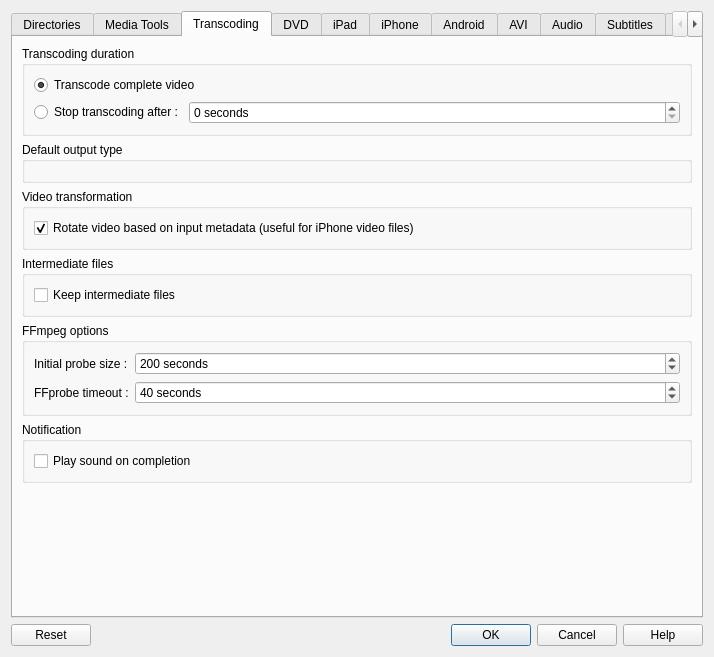
This is src/QtlMovie/QtlMovieEditSettings.ui in qtlmovie/qtlmovie as Qt 5 draws it before an edit. The edited form follows.
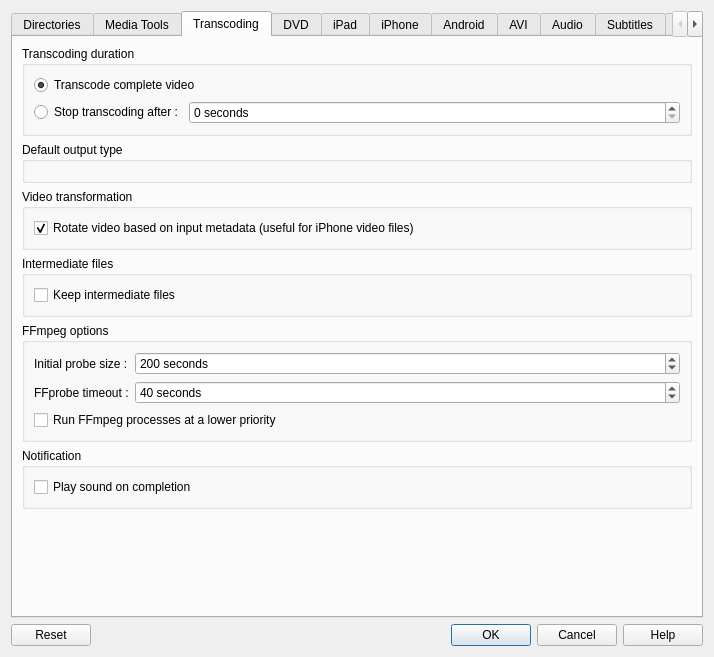
This is the edited form. The open tabs and pages were chosen to show the change. Icons and pictures are not drawn. Custom widgets are drawn as their Qt base class.

Commit message: Added an option to run FFmpeg processes at a lower priority.

```diff
--- a/src/QtlMovie/QtlMovieEditSettings.ui
+++ b/src/QtlMovie/QtlMovieEditSettings.ui
@@ -497,6 +497,13 @@
             </property>
            </widget>
           </item>
+          <item row="2" column="0" colspan="2">
+           <widget class="QCheckBox" name="checkBoxFFmpegLowPriority">
+            <property name="text">
+             <string>Run FFmpeg processes at a lower priority</string>
+            </property>
+           </widget>
+          </item>
          </layout>
         </widget>
        </item>
```
Left out of the diff: 26 changed lines with no effect on the pictures. The commit also changes 25 other files.
